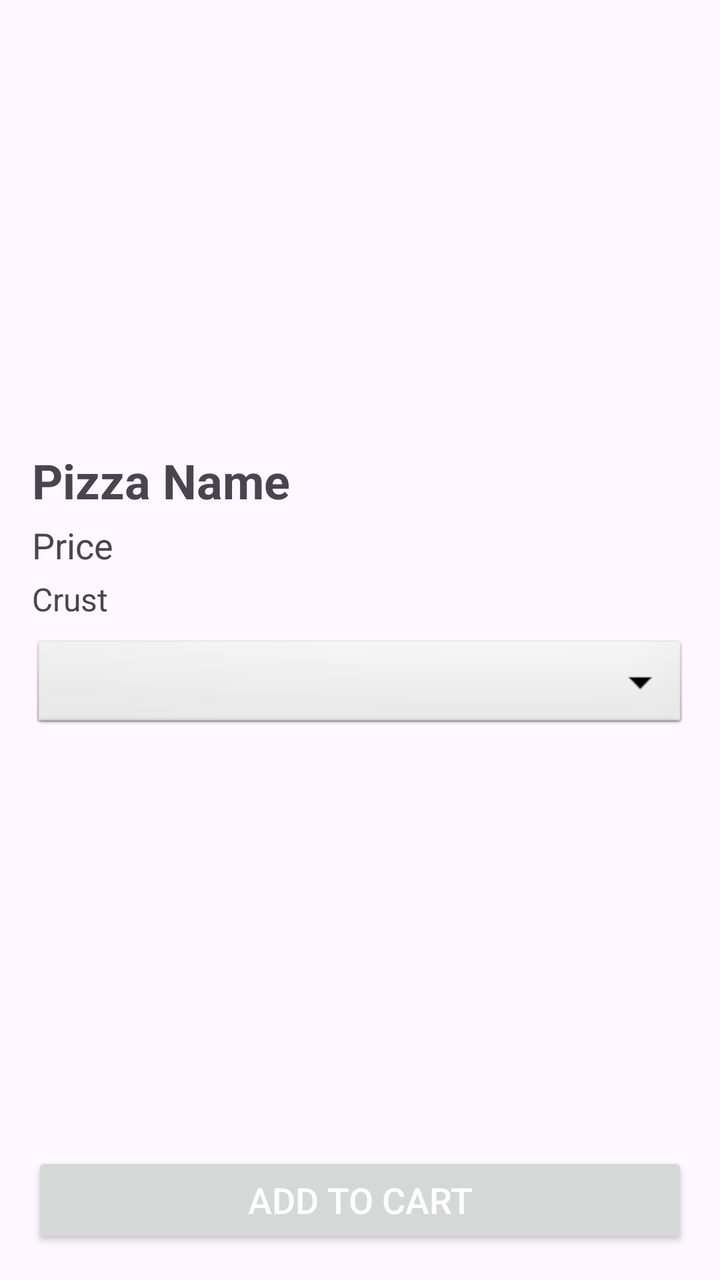
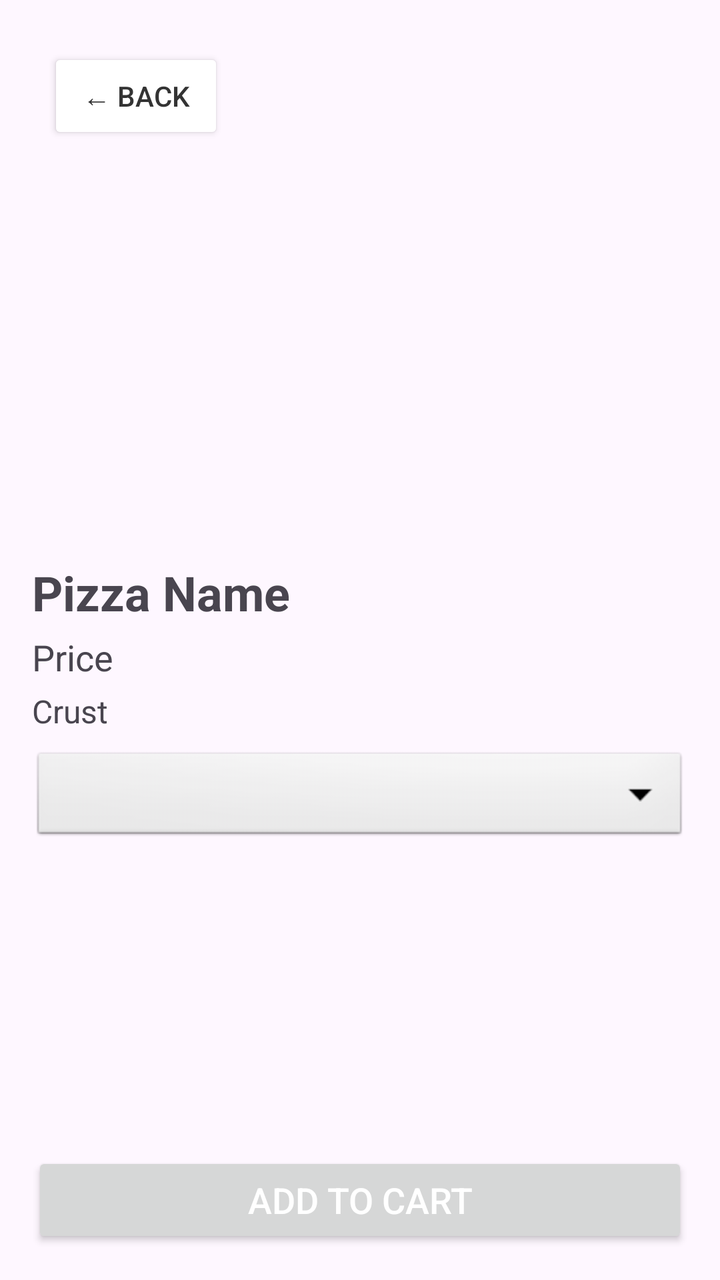

Before-and-after screenshots of an Android layout around one commit, followed by the original layout XML and the change that was made.
<!-- AndroidManifest.xml: application theme Theme.Rupizzeriaapp -->
<!-- res/layout/activity_pizza_detail.xml -->
<androidx.constraintlayout.widget.ConstraintLayout
    xmlns:android="http://schemas.android.com/apk/res/android"
    xmlns:app="http://schemas.android.com/apk/res-auto"
    android:layout_width="match_parent"
    android:layout_height="match_parent"
    android:padding="16dp">

    
    <ScrollView
        android:id="@+id/scrollView"
        android:layout_width="0dp"
        android:layout_height="0dp"
        app:layout_constraintTop_toTopOf="parent"
        app:layout_constraintStart_toStartOf="parent"
        app:layout_constraintEnd_toEndOf="parent"
        app:layout_constraintBottom_toTopOf="@id/addToCartButton">

        <LinearLayout
            android:layout_width="match_parent"
            android:layout_height="wrap_content"
            android:orientation="vertical">

            
            <ImageView
                android:id="@+id/pizzaImage"
                android:layout_width="match_parent"
                android:layout_height="200dp"
                android:scaleType="centerCrop"
                android:contentDescription="Pizza Image" />

            
            <TextView
                android:id="@+id/pizzaName"
                android:layout_width="match_parent"
                android:layout_height="wrap_content"
                android:text="Pizza Name"
                android:textSize="24sp"
                android:textStyle="bold"
                android:paddingTop="8dp"
                android:paddingBottom="4dp" />

            
            <TextView
                android:id="@+id/pizzaPrice"
                android:layout_width="match_parent"
                android:layout_height="wrap_content"
                android:text="Price"
                android:textSize="18sp"
                android:paddingBottom="4dp" />

            
            <TextView
                android:id="@+id/pizzaCrust"
                android:layout_width="match_parent"
                android:layout_height="wrap_content"
                android:text="Crust"
                android:textSize="16sp"
                android:paddingBottom="8dp" />

            
            <Spinner
                android:id="@+id/sizeSpinner"
                android:layout_width="match_parent"
                android:layout_height="wrap_content"
                android:padding="12dp"
                android:background="@android:drawable/btn_dropdown"
                android:textAlignment="center"
                android:textSize="18sp"
                android:layout_marginBottom="16dp" />

            
            <LinearLayout
                android:id="@+id/toppingsContainer"
                android:layout_width="match_parent"
                android:layout_height="wrap_content"
                android:orientation="vertical"
                android:paddingBottom="16dp" />
        </LinearLayout>
    </ScrollView>

    
    <Button
        android:id="@+id/addToCartButton"
        android:layout_width="match_parent"
        android:layout_height="wrap_content"
        android:text="Add to Cart"
        android:textColor="@android:color/white"
        android:textSize="18sp"
        app:layout_constraintBottom_toBottomOf="parent"
        app:layout_constraintStart_toStartOf="parent"
        app:layout_constraintEnd_toEndOf="parent"
        android:layout_marginTop="16dp" />
</androidx.constraintlayout.widget.ConstraintLayout>
<!-- resources referenced by this layout -->
<resources>
  <style name="Theme.Rupizzeriaapp" parent="Base.Theme.Rupizzeriaapp" />
  <style name="Base.Theme.Rupizzeriaapp" parent="Theme.Material3.DayNight.NoActionBar">
          
          
      </style>
</resources>

<!-- the commit's change to res/layout/activity_pizza_detail.xml (unified diff, before → after) -->
@@ -19,6 +19,20 @@
             android:layout_width="match_parent"
             android:layout_height="wrap_content"
             android:orientation="vertical">
+
+            
+            <Button
+                android:id="@+id/backButton"
+                android:layout_width="wrap_content"
+                android:layout_height="wrap_content"
+                android:text="← Back"
+                android:backgroundTint="#FFFFFF"
+                android:textColor="#333333"
+                android:textSize="14sp"
+                android:layout_marginStart="8dp"
+                android:layout_marginTop="8dp"
+                app:layout_constraintTop_toTopOf="parent"
+                app:layout_constraintStart_toStartOf="parent" />
 
             
             <ImageView
